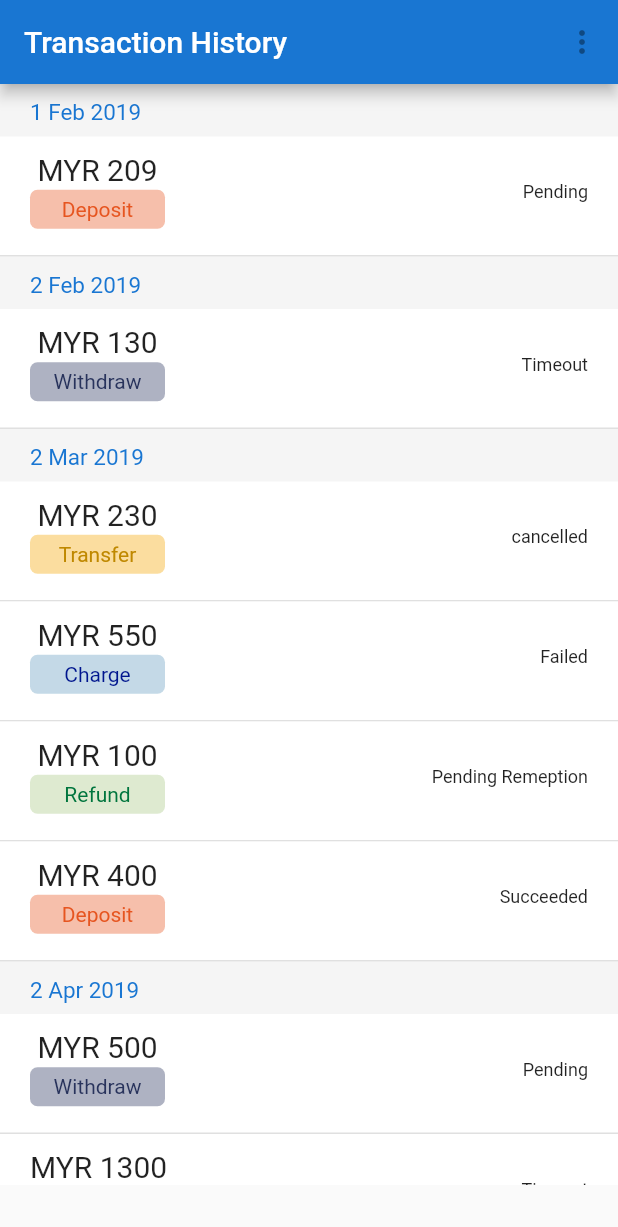
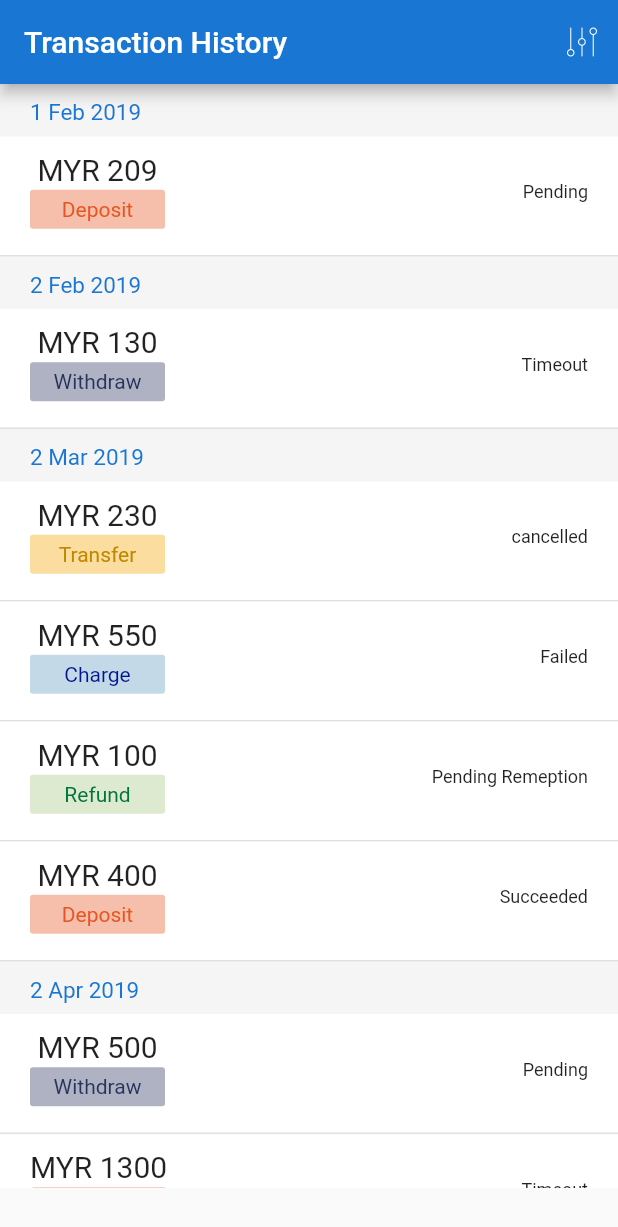
Before and after one commit to Mehedi50200/minipay, a Flutter app: the screen it shows after launch, on a phone screen of 412 x 824 dp. Shown: the top 1227 px of the screen. Run offline on Flutter 3.47's test engine with Material 2 defaults, Android fonts, the light colour scheme and no system bars; statements that could not run were skipped.

Commit message:
new changes

```diff
--- a/lib/main.dart
+++ b/lib/main.dart
@@ -1,10 +1,6 @@
 import 'package:flutter/material.dart';
-import 'dart:async';
-import 'package:flutter/services.dart' show rootBundle;
-import 'dart:convert';
+import 'package:minipay/transaction_history.dart';
 
-import 'package:minipay/transaction_history_model.dart';
-import 'package:minipay/transaction_tile.dart';
 
 void main() => runApp(MyApp());
 
@@ -13,173 +9,12 @@ class MyApp extends StatelessWidget {
   Widget build(BuildContext context) {
     return MaterialApp(
       title: 'Flutter Demo',
+      debugShowCheckedModeBanner: false,
       theme: ThemeData(
         primaryColor: Colors.blue[700],
       ),
       home: TransactionPage(title: 'Flutter Demo Home Page'),
     );
   }
+
 }
-
-enum _MaterialListType {
-  oneLine,
-  oneLineWithAvatar,
-  twoLine,
-  threeLine,
-}
-
-class TransactionPage extends StatefulWidget {
-  TransactionPage({Key key, this.title}) : super(key: key);
-  final String title;
-  @override
-  _TransactionPageState createState() => _TransactionPageState();
-}
-
-class _TransactionPageState extends State<TransactionPage> {
-  Future<List<TransactionHistoryModel>> _getTransactionModel() async {
-    var data = await rootBundle.loadString('assets/transactionHistory.json');
-    var jsonData = json.decode(data);
-    List<TransactionHistoryModel> transactionList = [];
-    for (var x in jsonData) {
-      TransactionHistoryModel transactionItem = TransactionHistoryModel(
-          x["transactionId"],
-          x["transactionAmount"],
-          x["transactionState"],
-          x["transactionMethod"],
-          x["transactionType"],
-          x["created"],
-          x["completed"],
-          x["cancelled"],
-          x["primaryCurrency"],
-          x["convertedTo"],
-          x["conversionRate"]);
-      transactionList.add(transactionItem);
-    }
-    return transactionList;
-  }
-
-  static final GlobalKey<ScaffoldState> scaffoldKey =
-      GlobalKey<ScaffoldState>();
-
-  PersistentBottomSheetController<void> _bottomSheet;
-  _MaterialListType _transactionType = _MaterialListType.threeLine;
-
-  void changeItemType(_MaterialListType type) {
-    setState(() {
-      _transactionType = type;
-    });
-    _bottomSheet?.setState(() {});
-  }
-
-  void _showConfigurationSheet() {
-    final PersistentBottomSheetController<void> bottomSheet = scaffoldKey
-        .currentState
-        .showBottomSheet<void>((BuildContext bottomSheetContext) {
-      return Container(
-        decoration: const BoxDecoration(
-          border: Border(top: BorderSide(color: Colors.black26)),
-        ),
-        child: ListView(
-          shrinkWrap: true,
-          primary: false,
-          children: <Widget>[],
-        ),
-      );
-    });
-
-    setState(() {
-      _bottomSheet = bottomSheet;
-    });
-
-    _bottomSheet.closed.whenComplete(() {
-      if (mounted) {
-        setState(() {
-          _bottomSheet = null;
-        });
-      }
-    });
-  }
-
-  @override
-  Widget build(BuildContext context) {
-    String itemTypeText;
-    switch (_transactionType) {
-      case _MaterialListType.oneLine:
-      case _MaterialListType.oneLineWithAvatar:
-        itemTypeText = 'Single-line';
-        break;
-      case _MaterialListType.twoLine:
-        itemTypeText = 'Two-line';
-        break;
-      case _MaterialListType.threeLine:
-        itemTypeText = 'Three-line';
-        break;
-    }
-
-    //  Iterable<Widget> listTiles = items.map<Widget>((String item) => buildListTile(context, item));
-
-    return Scaffold(
-      key: scaffoldKey,
-      appBar: AppBar(
-        title: Text('Transaction History'),
-        actions: <Widget>[
-          //  MaterialDemoDocumentationButton(ListDemo.routeName),
-          IconButton(
-            icon: Icon(
-              Theme.of(context).platform == TargetPlatform.iOS
-                  ? Icons.more_horiz
-                  : Icons.more_vert,
-            ),
-            tooltip: 'Show menu',
-            onPressed: _bottomSheet == null ? _showConfigurationSheet : null,
-          ),
-        ],
-      ),
-      body: SingleChildScrollView(
-        scrollDirection: Axis.vertical,
-        child: FutureBuilder(
-          future: _getTransactionModel(),
-          builder: (BuildContext context, AsyncSnapshot snapshot) {
-            if (snapshot.hasData) {
-              var transactionListData = snapshot.data;
-              return Container(
-                height: MediaQuery.of(context).size.height-90,
-                color: Colors.grey[100],
-                child: ListView.builder(
-                  itemCount: snapshot.data.length,
-                  itemBuilder: (BuildContext context, int index) {
-                    int x;
-                    if(index==0){
-                      x=0;
-                    }else{
-                      x=1;
-                    }
-                    return TransationTile(transactionListData[index],transactionListData[index-x]);
-                  },
-                ),
-              );
-            } else {
-              return Center(
-                child: CircularProgressIndicator(),
-              );
-            }
-          },
-        ),
-      ),
-    );
-  }
-}
-
-Widget transatctiontype() {
-  return new Container(
-    color: Colors.white30,
-    child: new GridView.count(
-      crossAxisCount: 4,
-      childAspectRatio: 1.0,
-      padding: const EdgeInsets.all(4.0),
-      mainAxisSpacing: 4.0,
-      crossAxisSpacing: 4.0,
-      children: <Widget>[],
-    ),
-  );
-}
--- /dev/null
+++ b/lib/transaction_history.dart
@@ -0,0 +1,213 @@
+import 'package:flutter/material.dart';
+import 'dart:async';
+import 'package:flutter/services.dart' show rootBundle;
+import 'dart:convert';
+
+import 'package:minipay/transaction_history_model.dart';
+import 'package:minipay/transaction_tile.dart';
+
+class TransactionPage extends StatefulWidget {
+  TransactionPage({Key key, this.title}) : super(key: key);
+  final String title;
+  @override
+  _TransactionPageState createState() => new _TransactionPageState();
+}
+
+class _TransactionPageState extends State<TransactionPage> {
+  var _currentTransferTypeSelected = 'Deposit';
+  var _transferTypeList = [
+    'Deposit',
+    'Withdraw',
+    'Transfer',
+    'Charge',
+    'Refund'
+  ];
+
+  var _currentDateSelected = 'Last One Month';
+  var _dateRangeList = [
+    'Last One Month',
+    'Last Two Months',
+    'Last Three Months',
+    'Last Four Months',
+    'Last 1 year'
+  ];
+
+  Future<List<TransactionHistoryModel>> _getTransactionModel() async {
+    var data = await rootBundle.loadString('assets/transactionHistory.json');
+    var jsonData = json.decode(data);
+
+    List<TransactionHistoryModel> transactionList = [];
+    for (var x in jsonData) {
+      TransactionHistoryModel transactionItem = TransactionHistoryModel(
+          x["transactionId"],
+          x["transactionAmount"],
+          x["transactionState"],
+          x["transactionMethod"],
+          x["transactionType"],
+          x["created"],
+          x["completed"],
+          x["cancelled"],
+          x["primaryCurrency"],
+          x["convertedTo"],
+          x["conversionRate"]);
+      transactionList.add(transactionItem);
+    }
+    return transactionList;
+  }
+
+  static final GlobalKey<ScaffoldState> scaffoldKey =
+      GlobalKey<ScaffoldState>();
+
+  PersistentBottomSheetController<void> _bottomSheet;
+  String itemTypeText;
+
+  @override
+  Widget build(BuildContext context) {
+    screenSize = MediaQuery.of(context).size;
+
+    return Scaffold(
+      key: scaffoldKey,
+      appBar: AppBar(
+        title: Text('Transaction History'),
+        actions: <Widget>[
+          IconButton(
+            icon: Image(
+              image: AssetImage('assets/controlswhite.png'),
+              width: 20,
+            ),
+            tooltip: 'Show menu',
+            onPressed: _bottomSheet == null ? _showConfigurationSheet : null,
+          ),
+        ],
+      ),
+      body: SingleChildScrollView(
+        scrollDirection: Axis.vertical,
+        child: FutureBuilder(
+          future: _getTransactionModel(),
+          builder: (BuildContext context, AsyncSnapshot snapshot) {
+            if (snapshot.hasData) {
+              var transactionListData = snapshot.data;
+              return Container(
+                height: MediaQuery.of(context).size.height - 88,
+                color: Colors.grey[100],
+                child: ListView.builder(
+                  itemCount: snapshot.data.length,
+                  itemBuilder: (BuildContext context, int index) {
+                    int x;
+                    if (index == 0) {
+                      x = 0;
+                    } else {
+                      x = 1;
+                    }
+                    return TransationTile(transactionListData[index],
+                        transactionListData[index - x]);
+                  },
+                ),
+              );
+            } else {
+              return Center(
+                child: CircularProgressIndicator(),
+              );
+            }
+          },
+        ),
+      ),
+    );
+  }
+
+  void _showConfigurationSheet() {
+    final PersistentBottomSheetController<void> bottomSheet =
+        scaffoldKey.currentState.showBottomSheet<void>(
+      (BuildContext bottomSheetContext) {
+        return Container(
+          height: 350,
+          padding: EdgeInsets.all(10),
+          width: MediaQuery.of(context).size.width,
+          decoration: const BoxDecoration(color: Colors.white, boxShadow: [
+            BoxShadow(
+              color: Colors.grey,
+              blurRadius: 20.0,
+            ),
+          ]),
+          child: Column(
+            children: <Widget>[
+              Row(
+                mainAxisAlignment: MainAxisAlignment.spaceBetween,
+                children: <Widget>[
+                  Container(
+                    child: Image(
+                      image: AssetImage('assets/controls.png'),
+                      width: 20,
+                    ),
+                  ),
+                  Container(
+                    alignment: Alignment.topRight,
+                    child: IconButton(
+                      icon: Icon(Icons.close),
+                      iconSize: 20,
+                      onPressed: _bottomSheet.close,
+                    ),
+                  ),
+                ],
+              ),
+              Row(
+                mainAxisAlignment: MainAxisAlignment.spaceBetween,
+                children: <Widget>[
+                  Text('Transaction Type'),
+                  DropdownButton(
+                    items: _transferTypeList.map((String transferType) {
+                      return DropdownMenuItem<String>(
+                        value: transferType,
+                        child: new Text(transferType),
+                      );
+                    }).toList(),
+                    value: _currentTransferTypeSelected,
+                    onChanged: (String selectedTransferType) {
+                      setState(() {
+                        _currentTransferTypeSelected = selectedTransferType;
+                        print(_currentTransferTypeSelected);
+                      });
+                    },
+                  ),
+                ],
+              ),
+              Row(
+                mainAxisAlignment: MainAxisAlignment.spaceBetween,
+                children: <Widget>[
+                  Text('Month Range'),
+                  DropdownButton(
+                    items: _dateRangeList.map((String dateDuration) {
+                      return DropdownMenuItem<String>(
+                        value: dateDuration,
+                        child: new Text(dateDuration),
+                      );
+                    }).toList(),
+                    value: _currentDateSelected,
+                    onChanged: (String selectedTransferType) {
+                      setState(() {
+                        _currentDateSelected = selectedTransferType;
+                        print(_currentDateSelected);
+                      });
+                    },
+                  ),
+                ],
+              ),
+            ],
+          ),
+        );
+      },
+    );
+
+    setState(() {
+      _bottomSheet = bottomSheet;
+    });
+
+    _bottomSheet.closed.whenComplete(() {
+      if (mounted) {
+        setState(() {
+          _bottomSheet = null;
+        });
+      }
+    });
+  }
+}
--- a/lib/transaction_tile.dart
+++ b/lib/transaction_tile.dart
@@ -3,25 +3,14 @@ import 'package:minipay/transaction_history_model.dart';
 import 'package:minipay/transaction_history_item_detail.dart';
 import 'package:flutter/cupertino.dart';
 
-class TransationTile extends StatefulWidget {
+Size screenSize;
+
+class TransationTile extends StatelessWidget {
   final TransactionHistoryModel transactionHistoyModel;
   final TransactionHistoryModel previousItem;
-
   const TransationTile(this.transactionHistoyModel, this.previousItem,
       {Key key})
       : super(key: key);
-
-  @override
-  _PostListItem createState() =>
-      _PostListItem(this.transactionHistoyModel, this.previousItem);
-}
-
-class _PostListItem extends State<TransationTile> {
-  final TransactionHistoryModel transactionHistoyModel;
-  final TransactionHistoryModel previousItem;
-  bool isExpaned = false;
-
-  _PostListItem(this.transactionHistoyModel, this.previousItem);
 
   _isMatched() {
     if (transactionHistoyModel.completed == previousItem.completed &&
@@ -34,14 +23,12 @@ class _PostListItem extends State<TransationTile> {
 
   @override
   Widget build(BuildContext context) {
-
+    screenSize = MediaQuery.of(context).size;
     return Column(
       mainAxisAlignment: MainAxisAlignment.center,
       children: <Widget>[
-        _isMatched()
-            ? buildDateContainer()
-            : Container(),
-        buildListItem(),
+        _isMatched() ? buildDateContainer() : Container(),
+        buildListItem(context),
       ],
     );
   }
@@ -49,7 +36,7 @@ class _PostListItem extends State<TransationTile> {
   Widget buildDateContainer() {
     return Container(
       height: 30,
-      width: MediaQuery.of(context).size.width,
+      width: screenSize.width,
       padding: EdgeInsets.only(top: 5, bottom: 5, left: 20),
       margin: EdgeInsets.only(top: 5),
       child: Text(
@@ -63,7 +50,7 @@ class _PostListItem extends State<TransationTile> {
     );
   }
 
-  Widget buildListItem(){
+  Widget buildListItem(BuildContext context) {
     Color tTypeBgColor;
     Color tTypeFColor;
 
@@ -132,7 +119,7 @@ class _PostListItem extends State<TransationTile> {
                     width: 90,
                     decoration: BoxDecoration(
                       color: tTypeBgColor,
-                          borderRadius: BorderRadius.circular(5),
+                      borderRadius: BorderRadius.circular(2),
                     ),
                     child: Text(
                       transactionHistoyModel.transactionType,
--- a/pubspec.yaml
+++ b/pubspec.yaml
@@ -39,6 +39,8 @@ flutter:
   # To add assets to your application, add an assets section, like this:
   assets:
     - assets/transactionHistory.json
+    - assets/controls.png
+    - assets/controlswhite.png
   #  - images/a_dot_ham.jpeg
 
   # An image asset can refer to one or more resolution-specific "variants", see
```
Also changed, not shown: assets/controls.png (added), assets/controlswhite.png (added). Lines whose indentation alone changed are shown as unchanged.
